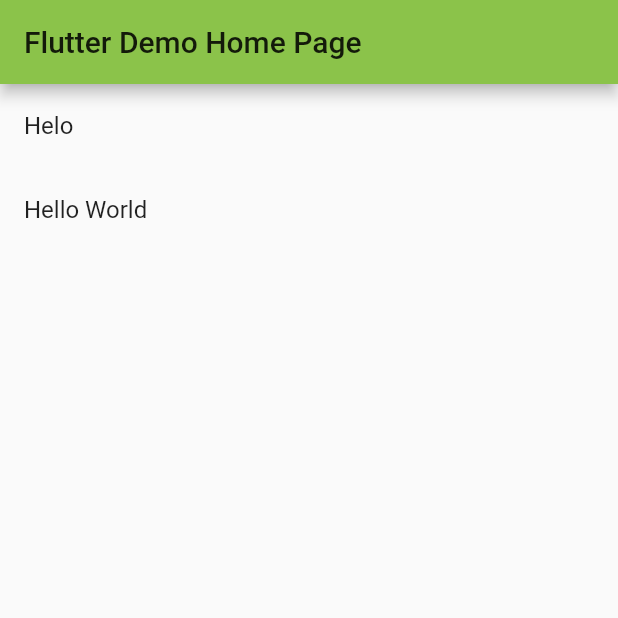
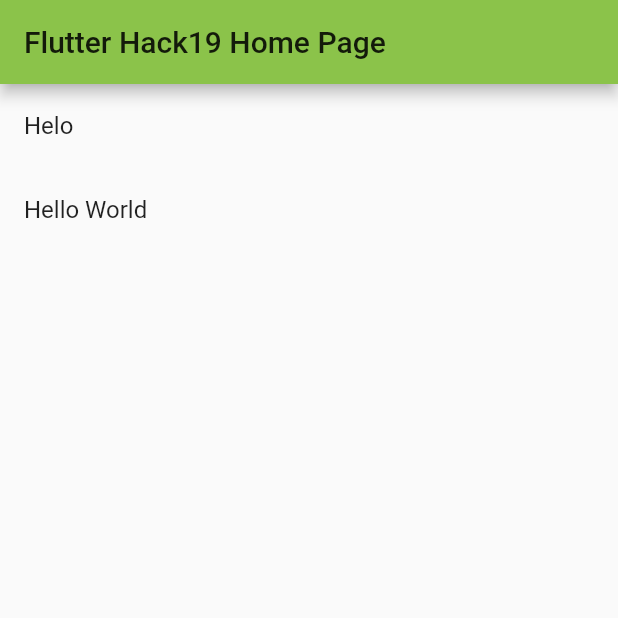
Before and after one commit to toddburgessmedia/hack19, a Flutter app: the screen it shows after launch, on a phone screen of 412 x 824 dp, the top half of it. Run offline on Flutter 3.47's test engine with Material 2 defaults, Android fonts, the light colour scheme and no system bars.

Commit message:
Remove comments

```diff
--- a/lib/main.dart
+++ b/lib/main.dart
@@ -11,7 +11,7 @@
       theme: new ThemeData(
         primarySwatch: Colors.lightGreen,
       ),
-      home: new MyHomePage(title: 'Flutter Demo Home Page'),
+      home: new MyHomePage(title: 'Flutter Hack19 Home Page'),
     );
   }
 }
@@ -19,14 +19,6 @@
 class MyHomePage extends StatefulWidget {
   MyHomePage({Key key, this.title}) : super(key: key);
 
-  // This widget is the home page of your application. It is stateful, meaning
-  // that it has a State object (defined below) that contains fields that affect
-  // how it looks.
-
-  // This class is the configuration for the state. It holds the values (in this
-  // case the title) provided by the parent (in this case the App widget) and
-  // used by the build method of the State. Fields in a Widget subclass are
-  // always marked "final".
 
   final String title;
 
@@ -40,11 +32,7 @@
 
   void _incrementCounter() {
     setState(() {
-      // This call to setState tells the Flutter framework that something has
-      // changed in this State, which causes it to rerun the build method below
-      // so that the display can reflect the updated values. If we changed
-      // _counter without calling setState(), then the build method would not be
-      // called again, and so nothing would appear to happen.
+
       _counter++;
     });
   }
@@ -56,10 +44,7 @@
       appBar: new AppBar(
         title: new Text(widget.title),
       ),
-      body: //new Center(
-//        child: new Column(
-//          mainAxisAlignment: MainAxisAlignment.center,
-//          children: <Widget>[
+      body:
             ListView.builder(
               itemCount : mylist.length,
               itemBuilder: (context,index) {
@@ -68,12 +53,6 @@
                 );
             },
             )
-
-//      floatingActionButton: new FloatingActionButton(
-//        onPressed: _incrementCounter,
-//        tooltip: 'Increment',
-//        child: new Icon(Icons.add),
-//      ), // This trailing comma makes auto-formatting nicer for build methods.
     );
   }
 }
```
